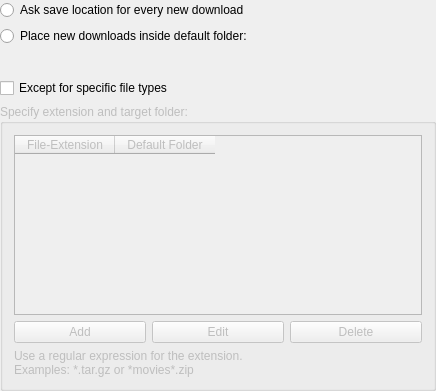
KDE/kget, file conf/dlgdirectories.ui: the form before one commit.
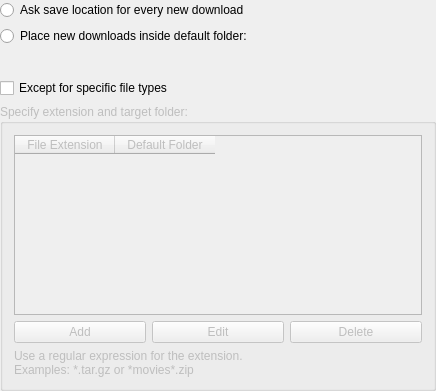
The form after the commit. Custom widgets are drawn as their Qt base class.

```diff
--- a/conf/dlgdirectories.ui
+++ b/conf/dlgdirectories.ui
@@ -101,7 +101,7 @@
         </property>
         <column>
          <property name="text" >
-          <string>File-Extension</string>
+          <string>File Extension</string>
          </property>
         </column>
         <column>
```
